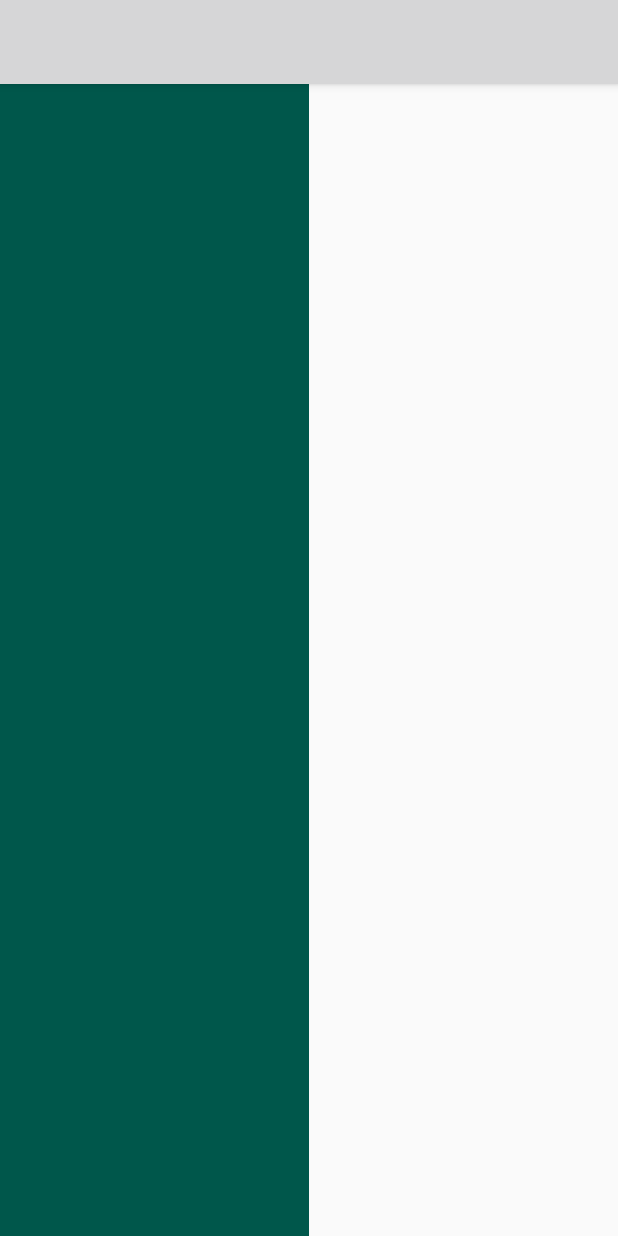
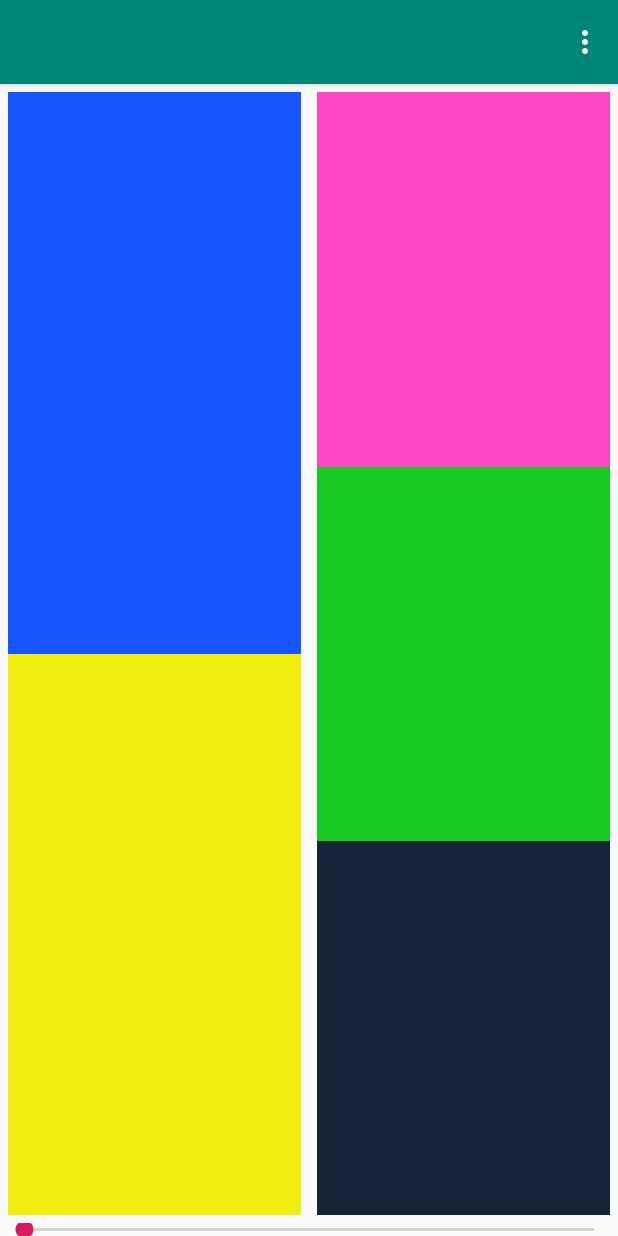
Before and after one commit to LenouarMiloud/PracticalWorkMaster_II, an Android app: the screen it shows after launch (MainActivity), on a phone screen of 412 x 824 dp. Run offline under Robolectric (Android 15) with nearby library versions, the phone set to English and light mode, and no system bars.

Commit message:
modify the TP 6 of Android

```diff
--- a/TP_ANDROID/TP6/UIApp/app/src/main/java/com/miloud/uiapp/MainActivity.java
+++ b/TP_ANDROID/TP6/UIApp/app/src/main/java/com/miloud/uiapp/MainActivity.java
@@ -1,8 +1,15 @@
 package com.miloud.uiapp;
 
+import androidx.appcompat.app.AlertDialog;
 import androidx.appcompat.app.AppCompatActivity;
 
+import android.content.DialogInterface;
+import android.content.Intent;
+import android.graphics.Color;
+import android.net.Uri;
 import android.os.Bundle;
+import android.view.Menu;
+import android.view.MenuItem;
 import android.view.View;
 import android.widget.SeekBar;
 
@@ -12,8 +19,62 @@ public class MainActivity extends AppCompatActivity {
     protected void onCreate(Bundle savedInstanceState) {
         super.onCreate(savedInstanceState);
         setContentView(R.layout.activity_main);
-
+        //define the Seek Bar Variable
         SeekBar seekBar = findViewById(R.id.seek);
 
+        seekBar.setOnSeekBarChangeListener(new SeekBar.OnSeekBarChangeListener() {
+            @Override
+            public void onProgressChanged(SeekBar seekBar, int i, boolean b) {
+                int progres = i ;
+                findViewById(R.id.zone1).setBackgroundColor(Color.argb(progres,233,0,0));
+                findViewById(R.id.zone2).setBackgroundColor(Color.argb(progres,125,45,236));
+                findViewById(R.id.zone3).setBackgroundColor(Color.argb(progres,0,168,98));
+                findViewById(R.id.zone4).setBackgroundColor(Color.argb(progres,0,0,123));
+                findViewById(R.id.zone5).setBackgroundColor(Color.argb(progres,65,0,0));
+
+
+            }
+
+            @Override
+            public void onStartTrackingTouch(SeekBar seekBar) {
+
+            }
+
+            @Override
+            public void onStopTrackingTouch(SeekBar seekBar) {
+
+            }
+        });
+
+    }
+
+    @Override
+    public boolean onCreateOptionsMenu(Menu menu) {
+        getMenuInflater().inflate(R.menu.menu, menu);
+        return true;
+    }
+
+    @Override
+    public boolean onOptionsItemSelected(MenuItem item) {
+        int id = item.getItemId();
+        if(id == R.id.menuItemMoreInfor) {
+            new AlertDialog.Builder(this, R.style.AlertDialogCustom)
+                    .setTitle("Notation !!!")
+                    .setMessage("Click below for more informations!")
+                    .setPositiveButton("Not Now", new DialogInterface.OnClickListener() {
+                        @Override
+                        public void onClick(DialogInterface dialog, int which) {
+                            // Nothing to do, just close
+                        }
+                    })
+                    .setNegativeButton("Visit MOMA", new DialogInterface.OnClickListener() {
+                        @Override
+                        public void onClick(DialogInterface dialog, int which) {
+                            startActivity(new Intent(Intent.ACTION_VIEW, Uri.parse("https://www.google.com")));
+                        }
+                    }).show();
+        }
+
+        return super.onOptionsItemSelected(item);
     }
 }
--- a/TP_ANDROID/TP6/UIApp/app/src/main/res/layout/activity_main.xml
+++ b/TP_ANDROID/TP6/UIApp/app/src/main/res/layout/activity_main.xml
@@ -3,45 +3,81 @@
     xmlns:tools="http://schemas.android.com/tools"
     android:layout_width="match_parent"
     android:layout_height="match_parent"
-    android:orientation="horizontal"
+    android:orientation="vertical"
     tools:context=".MainActivity">
 
     <LinearLayout
-        android:id="@+id/zone1"
-        android:layout_width="wrap_content"
+        android:layout_width="match_parent"
         android:layout_height="match_parent"
-        android:background="@color/color2"
-        android:orientation="vertical"
+        android:orientation="horizontal"
         android:layout_weight="1">
 
+    <LinearLayout
+        android:layout_width="match_parent"
+        android:layout_height="match_parent"
+        android:orientation="vertical"
+        android:layout_weight="1"
+        android:layout_margin="5dp">
+
         <LinearLayout
-            android:id="@+id/zone11"
+            android:id="@+id/zone1"
             android:layout_width="match_parent"
-            android:layout_height="310dp"
-            android:orientation="vertical">
+            android:layout_height="match_parent"
+            android:orientation="vertical"
+            android:layout_weight="1"
+            android:background="#1856FD">
         </LinearLayout>
 
         <LinearLayout
-            android:id="@+id/zone12"
+            android:id="@+id/zone2"
             android:layout_width="match_parent"
-            android:layout_height="310dp"
-            >
+            android:layout_height="match_parent"
+            android:orientation="vertical"
+            android:layout_weight="1"
+            android:background="#F1ED0F">
         </LinearLayout>
 
     </LinearLayout>
 
     <LinearLayout
-        android:id="@+id/zone2"
-        android:layout_width="wrap_content"
+        android:layout_width="match_parent"
         android:layout_height="match_parent"
         android:orientation="vertical"
-        android:layout_weight="1">
+        android:layout_weight="1"
+        android:layout_margin="5dp">
 
+        <LinearLayout
+            android:id="@+id/zone3"
+            android:layout_width="match_parent"
+            android:layout_height="match_parent"
+            android:orientation="horizontal"
+            android:layout_weight="1"
+            android:background="#FD48C3"/>
 
+        <LinearLayout
+            android:id="@+id/zone4"
+            android:layout_width="match_parent"
+            android:layout_height="match_parent"
+            android:orientation="horizontal"
+            android:layout_weight="1"
+            android:background="#15CB23"/>
+
+        <LinearLayout
+            android:id="@+id/zone5"
+            android:layout_width="match_parent"
+            android:layout_height="match_parent"
+            android:orientation="vertical"
+            android:layout_weight="1"
+            android:background="#152436"/>
 
     </LinearLayout>
 
+    </LinearLayout>
 
-
+<SeekBar
+    android:id="@+id/seek"
+    android:layout_width="match_parent"
+    android:layout_height="wrap_content"
+    android:layout_weight="1"/>
 
 </LinearLayout>
--- /dev/null
+++ b/TP_ANDROID/TP6/UIApp/app/src/main/res/menu/menu.xml
@@ -0,0 +1,7 @@
+<?xml version="1.0" encoding="utf-8"?>
+<menu xmlns:app="http://schemas.android.com/apk/res-auto"
+    xmlns:android="http://schemas.android.com/apk/res/android">
+
+    <item android:id="@+id/menuItemMoreInfor"
+        android:title="More Information" />
+</menu>
--- a/TP_ANDROID/TP6/UIApp/app/src/main/res/values/colors.xml
+++ b/TP_ANDROID/TP6/UIApp/app/src/main/res/values/colors.xml
@@ -1,5 +1,10 @@
 <?xml version="1.0" encoding="utf-8"?>
 <resources>
+
+    <color name="colorPrimary">#008577</color>
+    <color name="colorPrimaryDark">#00574B</color>
+    <color name="colorAccent">#D81B60</color>
+
     <color name="color1">#008577</color>
     <color name="color2">#00574B</color>
     <color name="color3">#D81B60</color>
--- a/TP_ANDROID/TP6/UIApp/app/src/main/res/values/styles.xml
+++ b/TP_ANDROID/TP6/UIApp/app/src/main/res/values/styles.xml
@@ -8,4 +8,11 @@
         <item name="colorAccent">@color/colorAccent</item>
     </style>
 
+    <style name="AlertDialogCustom" parent="@android:style/Theme.Dialog">
+        <item name="android:textColor">#FC12DB</item>
+        <item name="android:headerDividersEnabled">true</item>
+        <item name="android:typeface">normal</item>
+        <item name="android:background">#5FF842</item>
+    </style>
+
 </resources>
```
